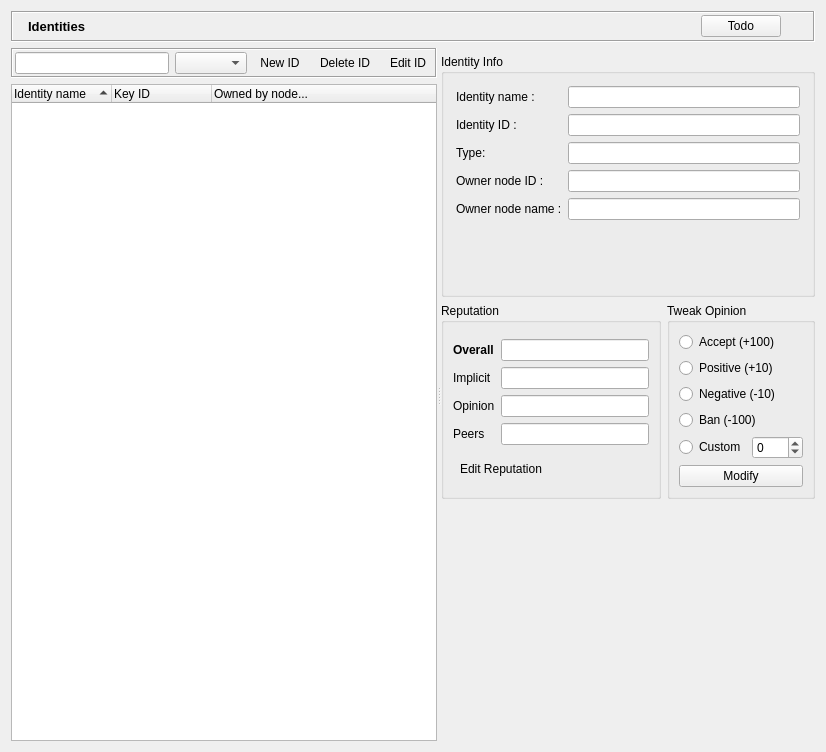
Above: retroshare-gui/src/gui/Identity/IdDialog.ui from RetroShare/RetroShare before the change. Below: the same form after it.
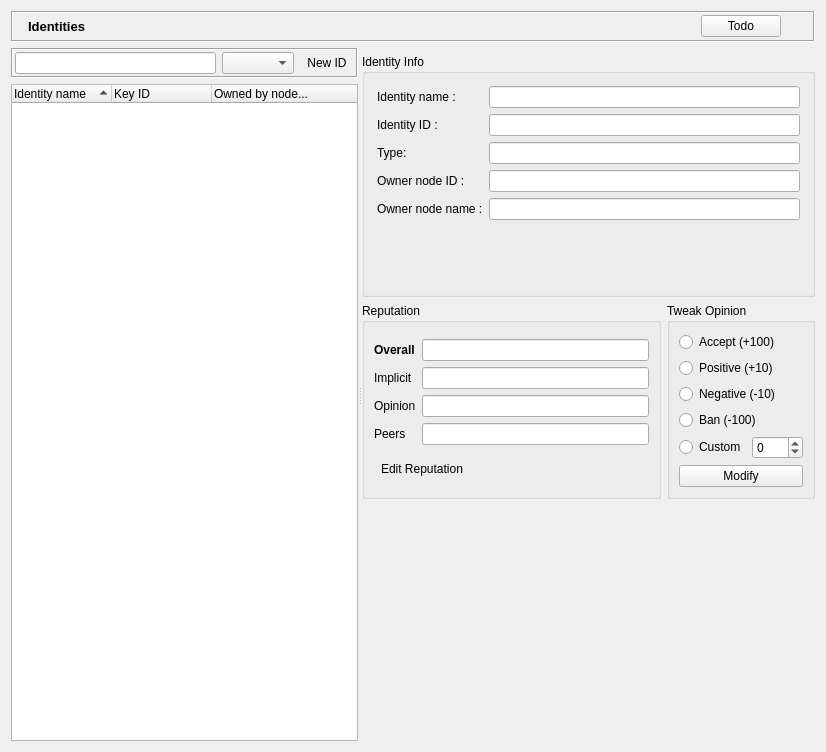
That is the form after the change. Icons and pictures are not drawn. Custom widgets are drawn as their Qt base class.

Commit message: Removed Edit/Delete ID Buttons, for better look and feel and get more space for the search filter, use Edit/Delete from context menu.

```diff
--- a/retroshare-gui/src/gui/Identity/IdDialog.ui
+++ b/retroshare-gui/src/gui/Identity/IdDialog.ui
@@ -174,58 +174,6 @@
             </property>
            </widget>
           </item>
-          <item>
-           <widget class="QToolButton" name="toolButton_Delete">
-            <property name="focusPolicy">
-             <enum>Qt::NoFocus</enum>
-            </property>
-            <property name="toolTip">
-             <string>Delete Identity</string>
-            </property>
-            <property name="text">
-             <string>Delete ID</string>
-            </property>
-            <property name="icon">
-             <iconset resource="../images.qrc">
-              <normaloff>:/images/identity/identity_delete_32.png</normaloff>:/images/identity/identity_delete_32.png</iconset>
-            </property>
-            <property name="iconSize">
-             <size>
-              <width>24</width>
-              <height>24</height>
-             </size>
-            </property>
-            <property name="autoRaise">
-             <bool>true</bool>
-            </property>
-           </widget>
-          </item>
-          <item>
-           <widget class="QToolButton" name="toolButton_EditId">
-            <property name="focusPolicy">
-             <enum>Qt::NoFocus</enum>
-            </property>
-            <property name="toolTip">
-             <string>Edit Identity</string>
-            </property>
-            <property name="text">
-             <string>Edit ID</string>
-            </property>
-            <property name="icon">
-             <iconset resource="../images.qrc">
-              <normaloff>:/images/identity/identity_edit_32.png</normaloff>:/images/identity/identity_edit_32.png</iconset>
-            </property>
-            <property name="iconSize">
-             <size>
-              <width>24</width>
-              <height>24</height>
-             </size>
-            </property>
-            <property name="autoRaise">
-             <bool>true</bool>
-            </property>
-           </widget>
-          </item>
          </layout>
         </widget>
        </item>
```
Left out of the diff: 2 changed lines with no effect on the pictures. The commit also changes 1 other file.
